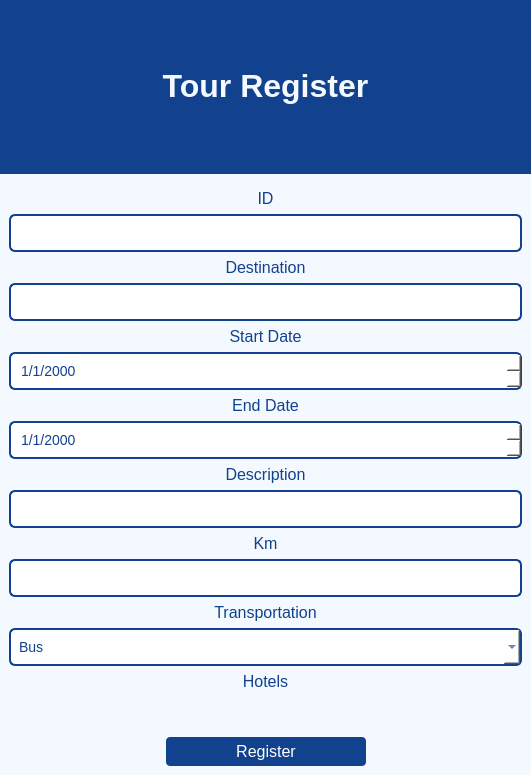
The window that ui/ToursRegister.ui (Dimalko/telo2) describes before a commit, drawn with Qt 5.
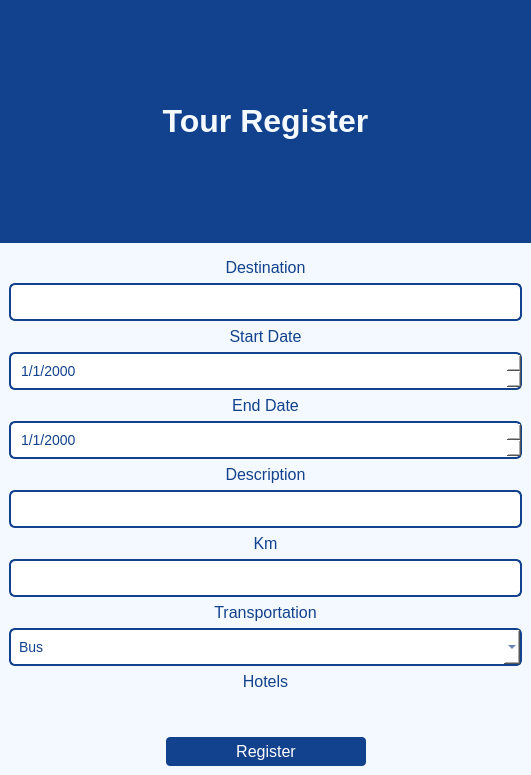
The same window after the commit.

Commit message: all edit functions and automated ids

The edit to the form file:
```diff
--- a/ui/ToursRegister.ui
+++ b/ui/ToursRegister.ui
@@ -190,20 +190,6 @@
            <string notr="true"/>
           </property>
           <layout class="QVBoxLayout" name="verticalLayout">
-           <item>
-            <widget class="QLabel" name="idLabel">
-             <property name="text">
-              <string>&lt;html&gt;&lt;head/&gt;&lt;body&gt;&lt;p align=&quot;center&quot;&gt;&lt;span style=&quot; font-size:12pt;&quot;&gt;ID&lt;/span&gt;&lt;/p&gt;&lt;/body&gt;&lt;/html&gt;</string>
-             </property>
-            </widget>
-           </item>
-           <item>
-            <widget class="QLineEdit" name="idInput">
-             <property name="styleSheet">
-              <string notr="true"/>
-             </property>
-            </widget>
-           </item>
            <item>
             <widget class="QLabel" name="destinationLabel">
              <property name="text">
```
The commit also changes 18 other files.
